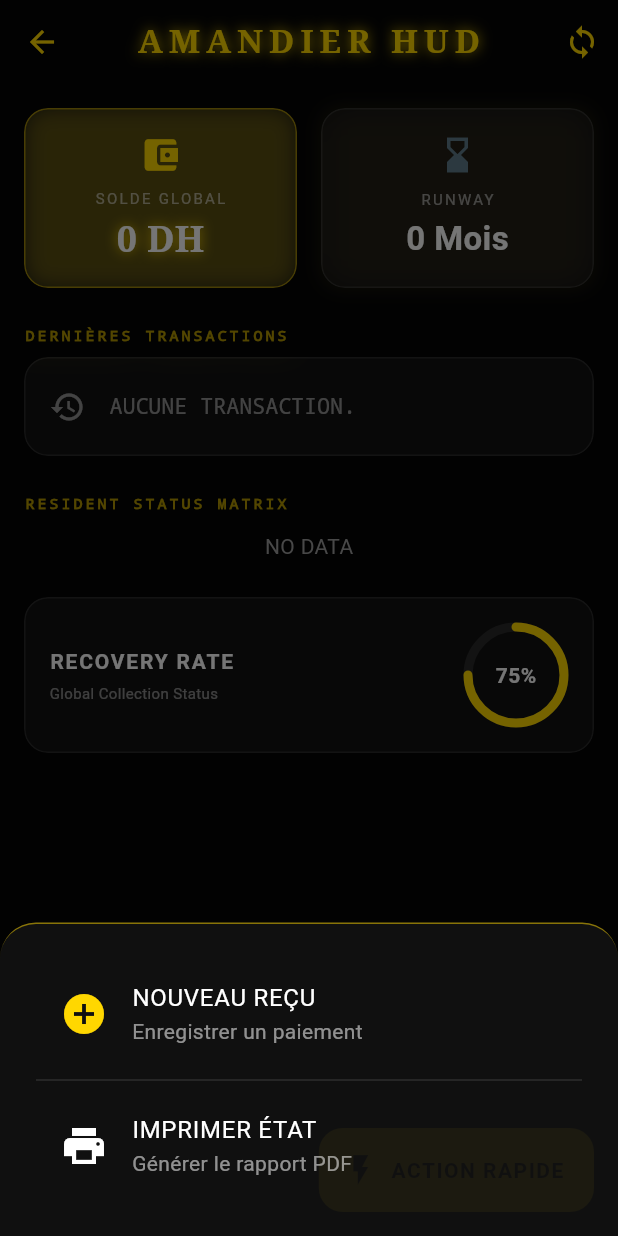
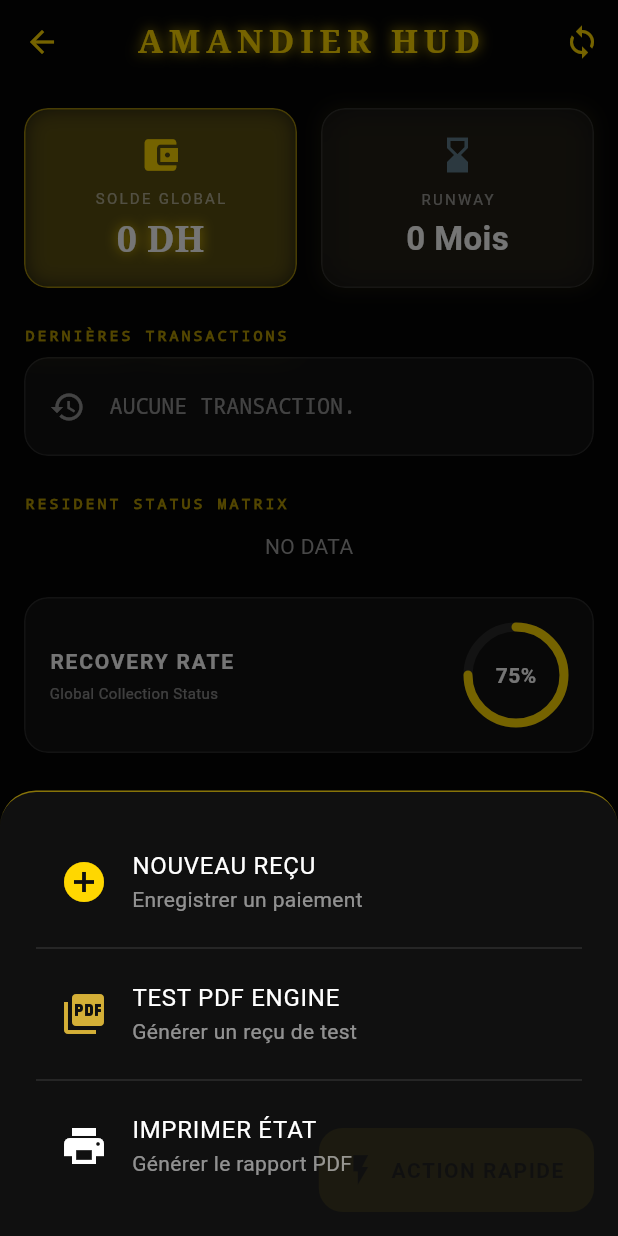
Before and after one commit to zarathoustrazouhair-sudo/Appli-alpha-et-beta, a Flutter app: the DashboardScreenOptimized screen opened directly, after a tap on "ACTION RAPIDE", on a phone screen of 412 x 824 dp. Run offline on Flutter 3.47's test engine with Material 3 defaults, Android fonts, the phone set to English and light mode, and no system bars; drawn by our look-alikes of percent_indicator; our stand-ins replace audioplayers, drift, flutter_dotenv, flutter_image_compress, flutter_riverpod, freezed_annotation and 8 more; missing offline and left inert: sqlite3; accounts and stored records are empty; generated files the repository leaves out were written again.

Commit message:
Implement Cyber-Prestige Dashboard, Fix Internet Crash, and Wire Engines
- **Critical Fix**: Add INTERNET permission to AndroidManifest.xml.
- **Clean Code**: Remove Python scripts, secure Supabase keys in .env, and add flutter_dotenv.
- **UI Upgrade**: Redesign Manager Dashboard with "Cyber-Prestige" (Gold/Black) theme, GlassCard widgets, and responsive Resident Matrix.
- **Engines Wired**:
    -   Connect "New Receipt" action to EcoPdfService (Mock generation for test).
    -   Connect "SOS" button (Life App) to Supabase Incidents table.
    -   Connect "Smart Feed" (Manager App) to Incident Stream for urgent alerts.
- **Fix Build**: Resolve type conflict between Drift tables and Domain entities in Dashboard logic.
- **Documentation**: Add TECHNICAL_BLUEPRINT.md detailing architecture, security, and features.
- **Dependencies**: Add intl, flutter_dotenv, and verify printing.

Co-authored-by: zarathoustrazouhair-sudo <251568326+zarathoustrazouhair-sudo@users.noreply.github.com>

```diff
--- a/operation_sauvetage/SYNDIC PRO AMANDIER/lib/features/dashboard/presentation/dashboard_screen_optimized.dart
+++ b/operation_sauvetage/SYNDIC PRO AMANDIER/lib/features/dashboard/presentation/dashboard_screen_optimized.dart
@@ -3,6 +3,7 @@ import 'package:flutter/material.dart';
 import 'package:flutter_riverpod/flutter_riverpod.dart';
 import 'package:percent_indicator/percent_indicator.dart';
 import 'package:intl/intl.dart'; // For DateFormat
+import 'package:printing/printing.dart'; // For printing preview
 import '../../../core/theme/app_theme.dart';
 import '../../../core/widgets/glass_card.dart';
 import '../../transactions/data/transaction_repository.dart';
@@ -12,7 +13,9 @@ import '../../residents/presentation/resident_detail_screen.dart';
 import '../../transactions/presentation/transaction_entry_screen.dart';
 import '../../sync/data/sync_service.dart';
 import '../../dashboard/presentation/global_situation_screen.dart';
-import '../../../data/database/database.dart' as db; // Alias database import to avoid conflict
+import '../../../data/database/database.dart' as db; // Alias database import
+import '../../../core/services/eco_pdf_service.dart';
+import '../../../features/incidents/data/incident_repository.dart';
 
 // PROVIDERS (LOCAL CALCS)
 final treasuryRunwayProvider = Provider.autoDispose<String>((ref) {
@@ -22,6 +25,9 @@ final treasuryRunwayProvider = Provider.autoDispose<String>((ref) {
   final months = (balanceDH / 5000).toStringAsFixed(1);
   return "$months Mois";
 });
+
+// PDF SERVICE PROVIDER (Simple injection)
+final ecoPdfServiceProvider = Provider((ref) => EcoPdfService({}));
 
 class DashboardScreenOptimized extends ConsumerStatefulWidget {
   const DashboardScreenOptimized({super.key});
@@ -58,12 +64,13 @@ class _DashboardScreenOptimizedState
   Widget build(BuildContext context) {
     final balanceAsync = ref.watch(totalClass5Stream);
     final runway = ref.watch(treasuryRunwayProvider);
-    final transactionsAsync = ref.watch(recentTransactionsStream);
+    // Task 3: Listen to Incidents for Alerts
+    final incidentsAsync = ref.watch(incidentRepositoryProvider).watchIncidents();
 
     return Scaffold(
       backgroundColor: AppTheme.scaffoldColor,
       floatingActionButton: FloatingActionButton.extended(
-        onPressed: () => _showActionModal(context),
+        onPressed: () => _showActionModal(context, ref),
         backgroundColor: AppTheme.primaryColor,
         label: const Text(
           "ACTION RAPIDE",
@@ -214,117 +221,63 @@ class _DashboardScreenOptimizedState
             ),
             const SizedBox(height: 24),
 
-            // 2. SMART FEED (Transactions)
-            const _SectionHeader(title: "DERNIÈRES TRANSACTIONS"),
-            const SizedBox(height: 8),
-            transactionsAsync.when(
-              data: (transactions) {
-                if (transactions.isEmpty) {
-                  return GlassCard(
-                    padding: const EdgeInsets.symmetric(
-                        horizontal: 16, vertical: 20),
-                    borderColor: Colors.white10,
-                    child: const Row(
-                      children: [
-                        Icon(Icons.history, color: Colors.white54),
-                        SizedBox(width: 16),
-                        Text(
-                          "AUCUNE TRANSACTION.",
-                          style: TextStyle(
-                              color: Colors.white54,
-                              fontFamily: 'Monospace'),
+            // 2. ALERT / SMART FEED HYBRID
+            StreamBuilder(
+              stream: incidentsAsync,
+              builder: (context, snapshot) {
+                final incidents = snapshot.data ?? [];
+                final urgentIncidents = incidents.where((i) => i.isUrgent).toList();
+
+                if (urgentIncidents.isNotEmpty) {
+                  // ALERT MODE: Show Red Alert Box
+                  return AnimatedBuilder(
+                    animation: _pulseAnimation,
+                    builder: (context, child) {
+                      return Container(
+                        decoration: BoxDecoration(
+                          boxShadow: [
+                            BoxShadow(
+                              color: AppTheme.errorColor.withOpacity(
+                                  0.5 * _pulseAnimation.value),
+                              blurRadius: 30 * _pulseAnimation.value,
+                              spreadRadius: 2,
                             ),
                           ],
+                          borderRadius: BorderRadius.circular(16),
                         ),
+                        child: child,
                       );
-                }
-                return ListView.separated(
-                  shrinkWrap: true,
-                  physics: const NeverScrollableScrollPhysics(),
-                  itemCount: transactions.take(3).length, // Limit to 3
-                  separatorBuilder: (_, __) => const SizedBox(height: 8),
-                  itemBuilder: (context, index) {
-                    final transaction = transactions[index];
-                    final dateStr = DateFormat('dd/MM HH:mm').format(transaction.date);
-                    final amountStr = (transaction.amountCents / 100).toStringAsFixed(2);
-
-                    return GlassCard(
-                      padding: const EdgeInsets.symmetric(
-                          horizontal: 12, vertical: 12),
-                      borderColor: AppTheme.primaryColor.withOpacity(0.3),
-                      child: Row(
+                    },
+                    child: GlassCard(
+                      borderColor: AppTheme.errorColor,
+                      padding: const EdgeInsets.all(16),
+                      child: Column(
                         children: [
-                          Container(
-                            padding: const EdgeInsets.all(8),
-                            decoration: BoxDecoration(
-                              color: AppTheme.primaryColor.withOpacity(0.1),
-                              shape: BoxShape.circle,
+                          const Row(
+                            mainAxisAlignment: MainAxisAlignment.center,
+                            children: [
+                              Icon(Icons.warning_amber, color: AppTheme.errorColor, size: 32),
+                              SizedBox(width: 12),
+                              Text("ALERTE SOS REÇUE", style: TextStyle(color: AppTheme.errorColor, fontWeight: FontWeight.bold, fontSize: 18, letterSpacing: 1.2)),
+                            ],
                           ),
-                            child: const Icon(
-                              Icons.attach_money,
-                              color: AppTheme.primaryColor,
-                              size: 16,
+                          const SizedBox(height: 8),
+                          ...urgentIncidents.map((incident) => Padding(
+                            padding: const EdgeInsets.only(top: 8.0),
+                            child: Text(
+                              "${incident.title} - ${incident.residentPhone}",
+                              style: const TextStyle(color: Colors.white, fontWeight: FontWeight.bold),
                             ),
-                          ),
-                          const SizedBox(width: 12),
-                          Expanded(
-                            child: Column(
-                              crossAxisAlignment: CrossAxisAlignment.start,
-                              children: [
-                                Text(
-                                  transaction.description.toUpperCase(),
-                                  style: const TextStyle(
-                                    color: Colors.white,
-                                    fontWeight: FontWeight.bold,
-                                    fontSize: 12,
-                                  ),
-                                  overflow: TextOverflow.ellipsis,
-                                ),
-                                Text(
-                                  dateStr,
-                                  style: const TextStyle(
-                                    color: Colors.white54,
-                                    fontSize: 10,
-                                  ),
-                                ),
+                          )),
                         ],
                       ),
                     ),
-                          Text(
-                            "$amountStr DH",
-                            style: const TextStyle(
-                              color: AppTheme.primaryColor,
-                              fontWeight: FontWeight.bold,
-                              fontSize: 14,
-                              fontFamily: 'Monospace',
-                            ),
-                          ),
-                        ],
-                      ),
                   );
+                } else {
+                  // NORMAL MODE: Show Transaction Feed
+                  return _SmartTransactionFeed();
+                }
               },
-                );
-              },
-              loading: () => const LinearProgressIndicator(
-                  color: AppTheme.primaryColor, backgroundColor: Colors.black),
-              error: (_, __) => GlassCard(
-                borderColor: AppTheme.errorColor,
-                child: const Row(
-                  children: [
-                    Icon(Icons.shield, color: AppTheme.errorColor), // Shield Icon
-                    SizedBox(width: 12),
-                    Expanded(
-                      child: Text(
-                        "MODE HORS-LIGNE SÉCURISÉ",
-                        style: TextStyle(
-                            color: AppTheme.errorColor,
-                            fontFamily: 'Monospace',
-                            fontWeight: FontWeight.bold),
-                      ),
-                    ),
-                  ],
-                ),
-              ),
             ),
             const SizedBox(height: 24),
 
@@ -389,7 +342,7 @@ class _DashboardScreenOptimizedState
     );
   }
 
-  void _showActionModal(BuildContext context) {
+  void _showActionModal(BuildContext context, WidgetRef ref) {
     showModalBottomSheet(
       context: context,
       backgroundColor: Colors.transparent,
@@ -421,6 +374,37 @@ class _DashboardScreenOptimizedState
               },
             ),
             const Divider(color: Colors.white12),
+            // TASK 1: WIRE PDF (TEST BUTTON)
+            ListTile(
+              leading: const Icon(Icons.picture_as_pdf,
+                  color: AppTheme.secondaryColor, size: 32),
+              title: const Text("TEST PDF ENGINE",
+                  style: TextStyle(color: Colors.white)),
+              subtitle: const Text("Générer un reçu de test",
+                  style: TextStyle(color: Colors.white54)),
+              onTap: () async {
+                Navigator.pop(context);
+                // 1. Create a Mock Transaction
+                final mockTransaction = db.Transaction(
+                  id: 999,
+                  debitAccountId: 1,
+                  creditAccountId: 2,
+                  amountCents: 150000,
+                  date: DateTime.now(),
+                  description: "COTISATION TEST (MOCK)",
+                );
+                // 2. Generate PDF
+                final pdfService = ref.read(ecoPdfServiceProvider);
+                // Need resident name for receipt, mocking it too
+                final file = await pdfService.generateReceipt(mockTransaction, "TEST RESIDENT");
+                // 3. Preview
+                await Printing.layoutPdf(
+                  onLayout: (_) => file.readAsBytes(),
+                  name: 'Test Receipt',
+                );
+              },
+            ),
+            const Divider(color: Colors.white12),
             ListTile(
               leading: const Icon(Icons.print,
                   color: Colors.white, size: 32),
@@ -439,6 +423,95 @@ class _DashboardScreenOptimizedState
           ],
         ),
       ),
+    );
+  }
+}
+
+class _SmartTransactionFeed extends ConsumerWidget {
+  @override
+  Widget build(BuildContext context, WidgetRef ref) {
+    final transactionsAsync = ref.watch(recentTransactionsStream);
+
+    return Column(
+      crossAxisAlignment: CrossAxisAlignment.stretch,
+      children: [
+        const _SectionHeader(title: "DERNIÈRES TRANSACTIONS"),
+        const SizedBox(height: 8),
+        transactionsAsync.when(
+          data: (transactions) {
+            if (transactions.isEmpty) {
+              return GlassCard(
+                padding: const EdgeInsets.symmetric(horizontal: 16, vertical: 20),
+                borderColor: Colors.white10,
+                child: const Row(
+                  children: [
+                    Icon(Icons.history, color: Colors.white54),
+                    SizedBox(width: 16),
+                    Text("AUCUNE TRANSACTION.", style: TextStyle(color: Colors.white54, fontFamily: 'Monospace')),
+                  ],
+                ),
+              );
+            }
+            return ListView.separated(
+              shrinkWrap: true,
+              physics: const NeverScrollableScrollPhysics(),
+              itemCount: transactions.take(3).length,
+              separatorBuilder: (_, __) => const SizedBox(height: 8),
+              itemBuilder: (context, index) {
+                final transaction = transactions[index];
+                final dateStr = DateFormat('dd/MM HH:mm').format(transaction.date);
+                final amountStr = (transaction.amountCents / 100).toStringAsFixed(2);
+
+                return GlassCard(
+                  padding: const EdgeInsets.symmetric(horizontal: 12, vertical: 12),
+                  borderColor: AppTheme.primaryColor.withOpacity(0.3),
+                  child: Row(
+                    children: [
+                      Container(
+                        padding: const EdgeInsets.all(8),
+                        decoration: BoxDecoration(
+                          color: AppTheme.primaryColor.withOpacity(0.1),
+                          shape: BoxShape.circle,
+                        ),
+                        child: const Icon(Icons.attach_money, color: AppTheme.primaryColor, size: 16),
+                      ),
+                      const SizedBox(width: 12),
+                      Expanded(
+                        child: Column(
+                          crossAxisAlignment: CrossAxisAlignment.start,
+                          children: [
+                            Text(
+                              transaction.description.toUpperCase(),
+                              style: const TextStyle(color: Colors.white, fontWeight: FontWeight.bold, fontSize: 12),
+                              overflow: TextOverflow.ellipsis,
+                            ),
+                            Text(dateStr, style: const TextStyle(color: Colors.white54, fontSize: 10)),
+                          ],
+                        ),
+                      ),
+                      Text(
+                        "$amountStr DH",
+                        style: const TextStyle(color: AppTheme.primaryColor, fontWeight: FontWeight.bold, fontSize: 14, fontFamily: 'Monospace'),
+                      ),
+                    ],
+                  ),
+                );
+              },
+            );
+          },
+          loading: () => const LinearProgressIndicator(color: AppTheme.primaryColor, backgroundColor: Colors.black),
+          error: (_, __) => GlassCard(
+            borderColor: AppTheme.errorColor,
+            child: const Row(
+              children: [
+                Icon(Icons.shield, color: AppTheme.errorColor),
+                SizedBox(width: 12),
+                Expanded(child: Text("MODE HORS-LIGNE SÉCURISÉ", style: TextStyle(color: AppTheme.errorColor, fontFamily: 'Monospace', fontWeight: FontWeight.bold))),
+              ],
+            ),
+          ),
+        ),
+      ],
     );
   }
 }
```
Also changed, not shown: operation_sauvetage/SYNDIC PRO AMANDIER/lib/features/resident_app/presentation/dashboard/resident_dashboard_screen.dart (+27 -7 lines). Lines whose indentation alone changed are shown as unchanged.
